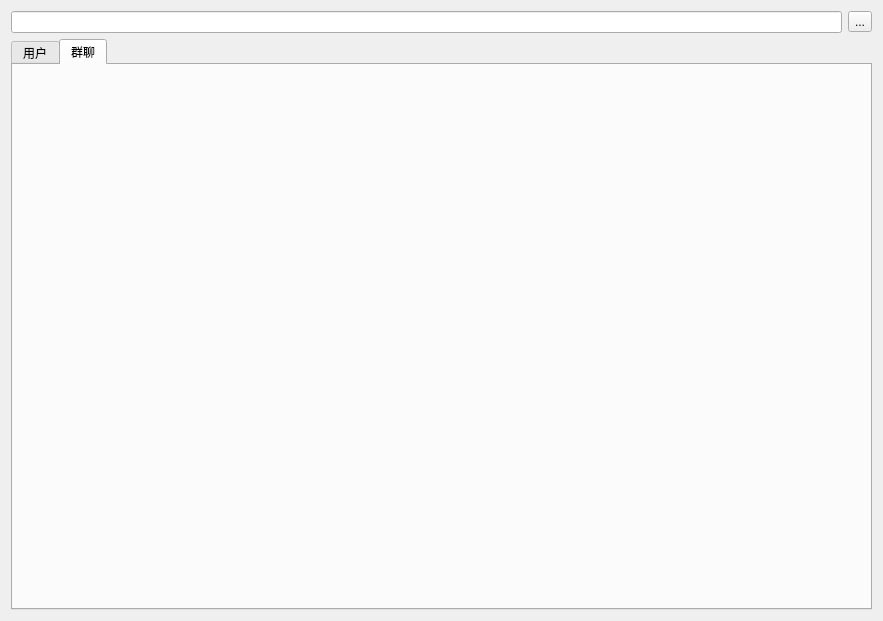
This is message-client/4.Friend/ui/AddFriendWidget.ui in yxiao-yang/message-client as Qt 5 draws it before an edit. The edited form follows.
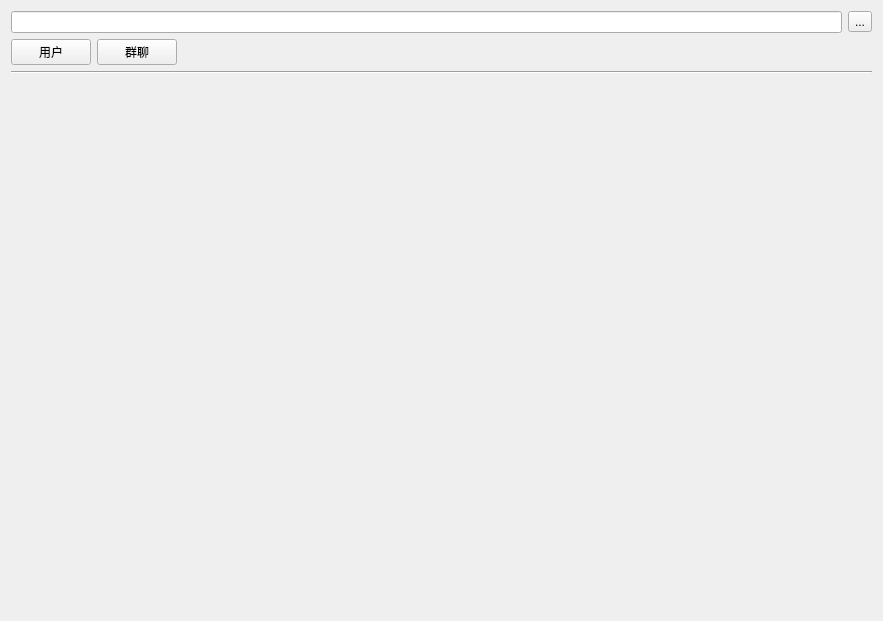
This is the edited form.

Commit message: 修改界面为灰色

```diff
--- a/message-client/4.Friend/ui/AddFriendWidget.ui
+++ b/message-client/4.Friend/ui/AddFriendWidget.ui
@@ -13,9 +13,9 @@
   <property name="windowTitle">
    <string>Form</string>
   </property>
-  <layout class="QVBoxLayout" name="verticalLayout">
+  <layout class="QVBoxLayout" name="verticalLayout_2">
    <item>
-    <layout class="QHBoxLayout" name="horizontalLayout">
+    <layout class="QHBoxLayout" name="horizontalLayout_2">
      <item>
       <widget class="QLineEdit" name="lineEdit"/>
      </item>
@@ -29,21 +29,52 @@
     </layout>
    </item>
    <item>
-    <widget class="QTabWidget" name="tabWidget">
-     <property name="currentIndex">
-      <number>1</number>
-     </property>
-     <widget class="QWidget" name="tab">
-      <attribute name="title">
-       <string>用户</string>
-      </attribute>
-     </widget>
-     <widget class="QWidget" name="tab_2">
-      <attribute name="title">
-       <string>群聊</string>
-      </attribute>
-     </widget>
-    </widget>
+    <layout class="QVBoxLayout" name="verticalLayout">
+     <item>
+      <layout class="QHBoxLayout" name="horizontalLayout">
+       <item>
+        <widget class="QPushButton" name="UserPb">
+         <property name="text">
+          <string>用户</string>
+         </property>
+        </widget>
+       </item>
+       <item>
+        <widget class="QPushButton" name="GroupPb">
+         <property name="text">
+          <string>群聊</string>
+         </property>
+        </widget>
+       </item>
+       <item>
+        <spacer name="horizontalSpacer">
+         <property name="orientation">
+          <enum>Qt::Horizontal</enum>
+         </property>
+         <property name="sizeHint" stdset="0">
+          <size>
+           <width>40</width>
+           <height>20</height>
+          </size>
+         </property>
+        </spacer>
+       </item>
+      </layout>
+     </item>
+     <item>
+      <widget class="Line" name="line">
+       <property name="orientation">
+        <enum>Qt::Horizontal</enum>
+       </property>
+      </widget>
+     </item>
+     <item>
+      <widget class="QStackedWidget" name="stackedWidget">
+       <widget class="QWidget" name="page"/>
+       <widget class="QWidget" name="page_2"/>
+      </widget>
+     </item>
+    </layout>
    </item>
   </layout>
  </widget>
```
Left out of the diff: 4 changed lines with no effect on the pictures. The commit also changes 5 other files.
